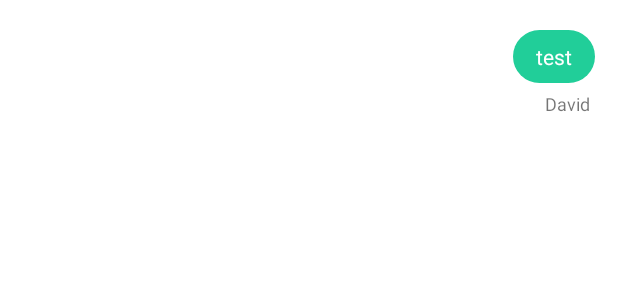
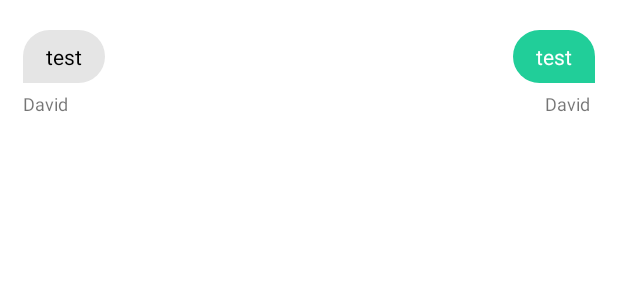
Before and after one commit to DavidDelem/we-split, an Android app: the layout row_list_messages.xml on its own in the app's theme, with its tools: preview values and no code run, on a phone screen of 412 x 824 dp. Shown: the top 300 px of the screen. Run offline under Robolectric (Android 15) with nearby library versions, the phone set to English and light mode, and no system bars.

```diff
--- a/app/src/main/res/drawable/rounded_message.xml
+++ b/app/src/main/res/drawable/rounded_message.xml
@@ -8,6 +8,9 @@
 
         <!-- The radius makes the corners rounded -->
     <corners
-    android:radius="20dp">
+        android:topRightRadius="20dp"
+        android:topLeftRadius="20dp"
+        android:bottomRightRadius="0dp"
+        android:bottomLeftRadius="20dp">
     </corners>
 </shape>
--- a/app/src/main/res/drawable/rounded_message_grey.xml
+++ b/app/src/main/res/drawable/rounded_message_grey.xml
@@ -8,6 +8,9 @@
 
     <!-- The radius makes the corners rounded -->
     <corners
-        android:radius="20dp">
+        android:topRightRadius="20dp"
+        android:topLeftRadius="20dp"
+        android:bottomRightRadius="20dp"
+        android:bottomLeftRadius="0dp">
     </corners>
 </shape>
--- a/app/src/main/res/layout/row_list_messages.xml
+++ b/app/src/main/res/layout/row_list_messages.xml
@@ -5,7 +5,36 @@
     android:layout_marginRight="15dp"
     android:layout_marginTop="10dp"
     android:layout_marginLeft="15dp">
-
+    <RelativeLayout
+        android:id="@+id/zone_text_left"
+        android:layout_marginRight="100dp"
+        android:layout_width="match_parent"
+        android:layout_alignParentLeft="true"
+        android:layout_height="match_parent">
+        <TextView
+            android:layout_alignParentLeft="true"
+            android:id="@+id/text_left"
+            android:text="test"
+            android:background="@drawable/rounded_message_grey"
+            android:layout_width="wrap_content"
+            android:layout_height="wrap_content"
+            android:paddingTop="8dp"
+            android:paddingBottom="8dp"
+            android:paddingRight="15dp"
+            android:paddingLeft="15dp"
+            android:textColor="#000000"
+            android:layout_marginTop="10dp"/>
+        <TextView
+            android:id="@+id/text_left_bottom"
+            android:text="David"
+            android:layout_below="@+id/text_left"
+            android:layout_width="wrap_content"
+            android:layout_height="wrap_content"
+            android:layout_alignParentLeft="true"
+            android:textSize="12dp"
+            android:paddingRight="3dp"
+            android:paddingTop="5dp"/>
+    </RelativeLayout>
     <RelativeLayout
         android:id="@+id/zone_text_right"
         android:layout_marginLeft="100dp"
```
Also changed, not shown: app/src/main/java/com/uqac/wesplit/helpers/MessageAdapter.java (+35 -6 lines).
